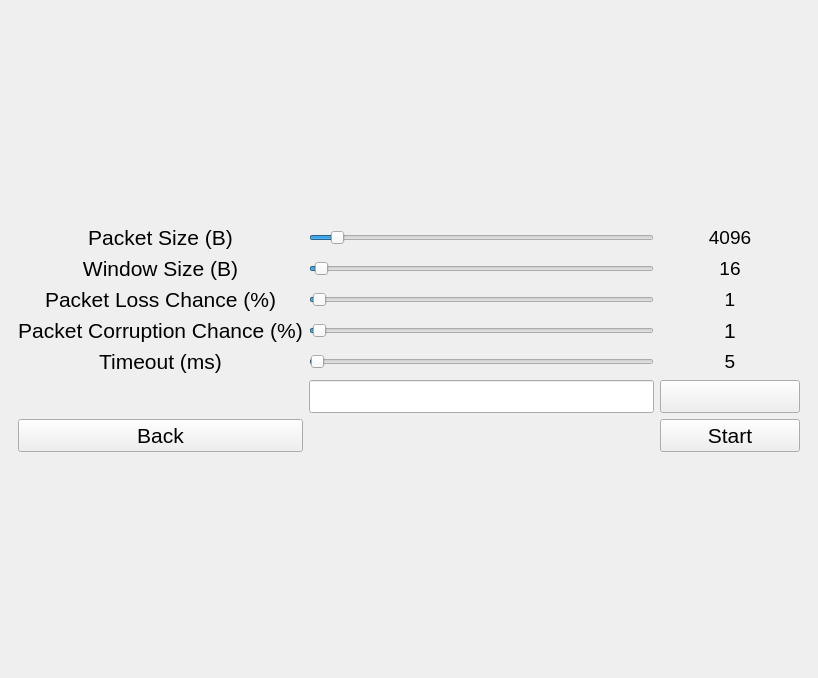
gabitim/RC_Proiect, file Front/form.ui: the form before one commit.
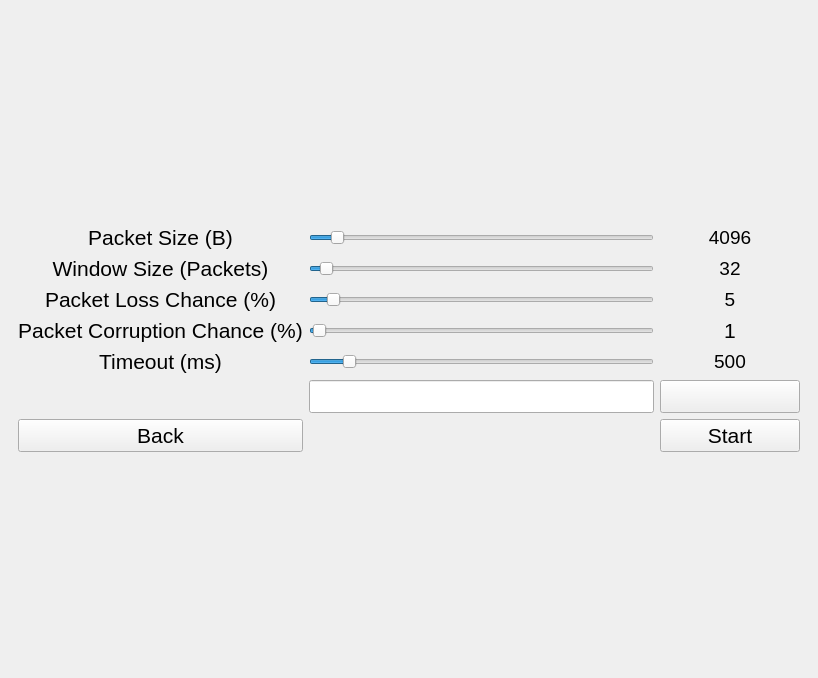
The form after the commit. The open tabs and pages were chosen to show the change. Icons and pictures are not drawn.

```diff
--- a/Front/form.ui
+++ b/Front/form.ui
@@ -133,13 +133,13 @@
              <number>1</number>
             </property>
             <property name="maximum">
-             <number>1000</number>
+             <number>5000</number>
             </property>
             <property name="pageStep">
              <number>50</number>
             </property>
             <property name="value">
-             <number>5</number>
+             <number>500</number>
             </property>
             <property name="orientation">
              <enum>Qt::Horizontal</enum>
@@ -161,7 +161,7 @@
              <number>32</number>
             </property>
             <property name="value">
-             <number>16</number>
+             <number>32</number>
             </property>
             <property name="orientation">
              <enum>Qt::Horizontal</enum>
@@ -262,7 +262,7 @@
              </font>
             </property>
             <property name="text">
-             <string>5</string>
+             <string>500</string>
             </property>
             <property name="alignment">
              <set>Qt::AlignCenter</set>
@@ -326,7 +326,7 @@
              </font>
             </property>
             <property name="text">
-             <string>16</string>
+             <string>32</string>
             </property>
             <property name="alignment">
              <set>Qt::AlignCenter</set>
@@ -374,7 +374,7 @@
              </font>
             </property>
             <property name="text">
-             <string>1</string>
+             <string>5</string>
             </property>
             <property name="alignment">
              <set>Qt::AlignCenter</set>
@@ -384,7 +384,7 @@
           <item row="3" column="1">
            <widget class="QSlider" name="packet_loss_chance_slider">
             <property name="value">
-             <number>1</number>
+             <number>5</number>
             </property>
             <property name="orientation">
              <enum>Qt::Horizontal</enum>
@@ -451,7 +451,7 @@
              </font>
             </property>
             <property name="text">
-             <string>Window Size (B)</string>
+             <string>Window Size (Packets)</string>
             </property>
             <property name="alignment">
              <set>Qt::AlignCenter</set>
```
